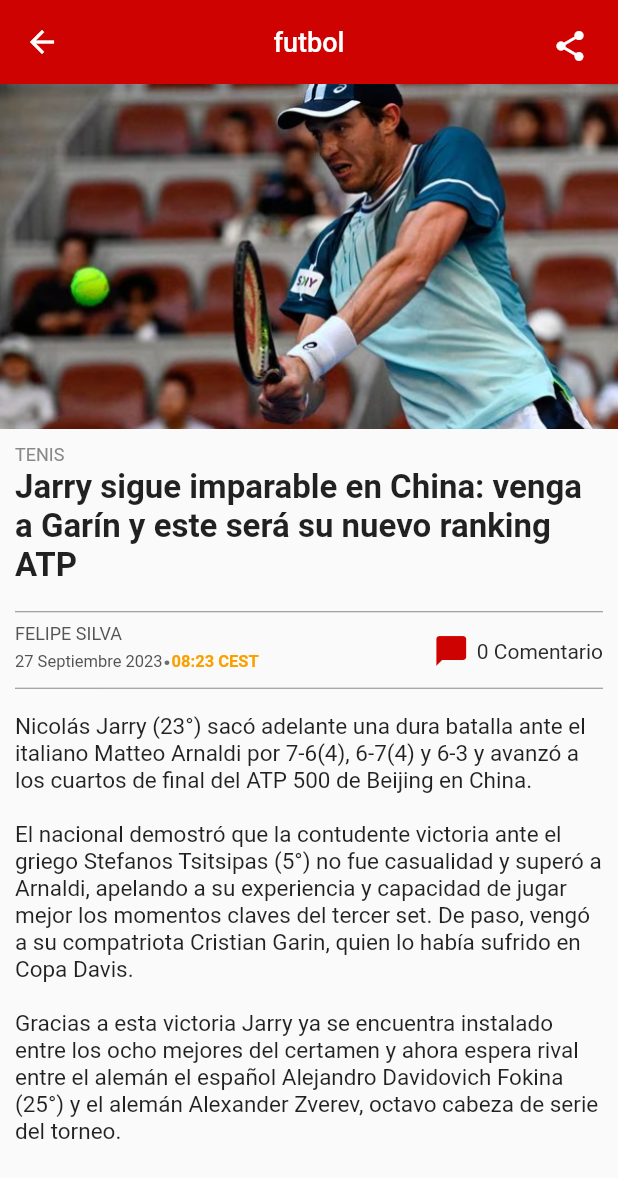
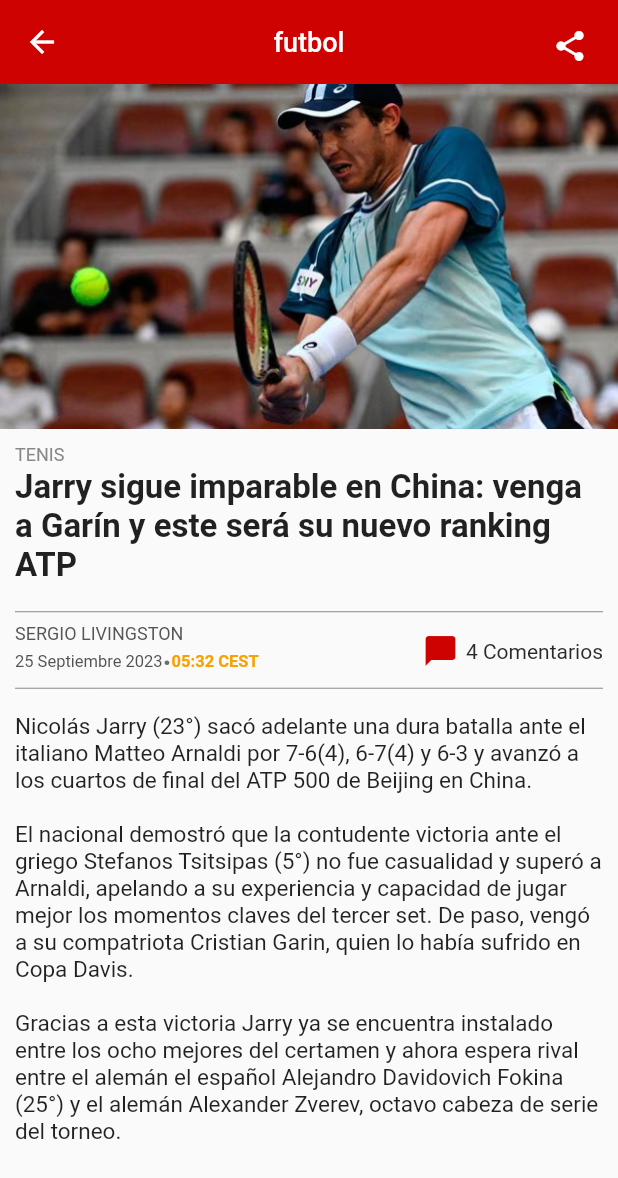
Before and after one commit to ig-byte/appfluter_ascom, a Flutter app: the NewsScreenOther screen opened directly, on a phone screen of 412 x 824 dp. Shown: the top 1178 px of the screen. Run offline on Flutter 3.47's test engine with Material 2 defaults, Android fonts, the light colour scheme and no system bars; missing offline and left inert: toggle_list.

Commit message:
Ultimos detalles

```diff
--- a/lib/components/my_author.dart
+++ b/lib/components/my_author.dart
@@ -85,7 +85,7 @@ class BarAuthor extends StatelessWidget {
                         width: 5,
                       ),
                       Text(
-                        "0 Comentario",
+                        "4 Comentarios",
                         style: TextStyle(
                           color: Color.fromRGBO(41, 41, 41, 1),
                         ),
--- a/lib/pages/page_news_second.dart
+++ b/lib/pages/page_news_second.dart
@@ -38,9 +38,9 @@ class NewsScreenOther extends StatelessWidget {
               subtitle: titleNoticia,
             ),
             BarAuthor(
-              author: 'FELIPE SILVA',
-              dateString: '27 Septiembre 2023',
-              dataTimeString: '08:23 CEST',
+              author: 'SERGIO LIVINGSTON',
+              dateString: '25 Septiembre 2023',
+              dataTimeString: '05:32 CEST',
               comments: null,
             ),
             InformationType1(
```
Also changed, not shown: 2 other files.
